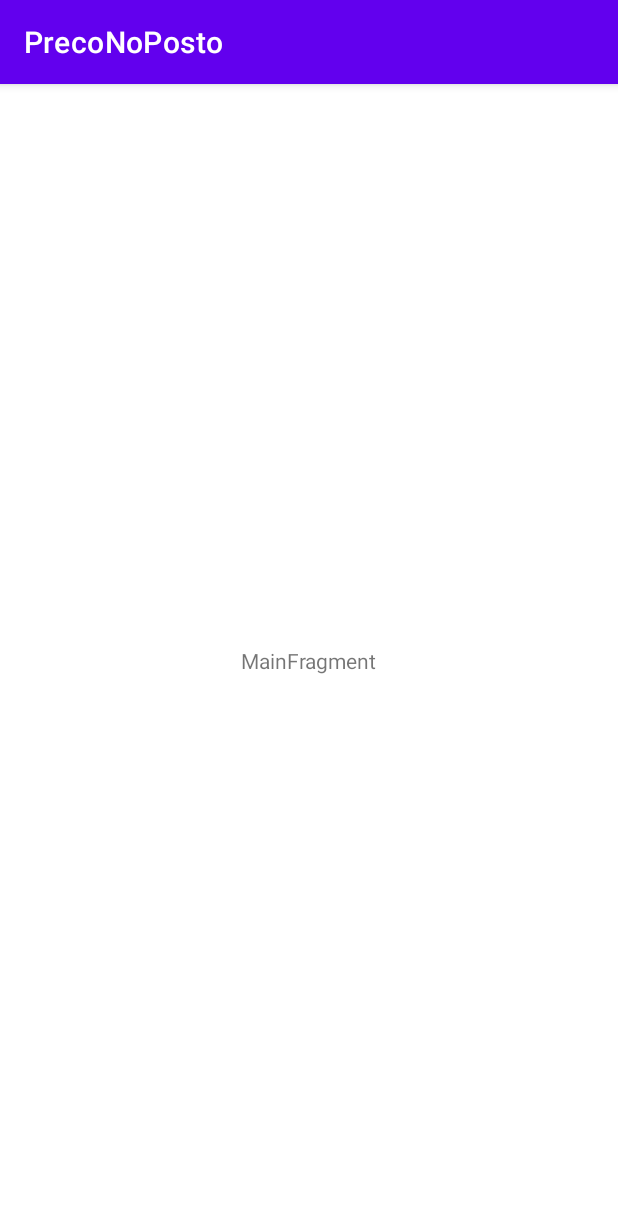
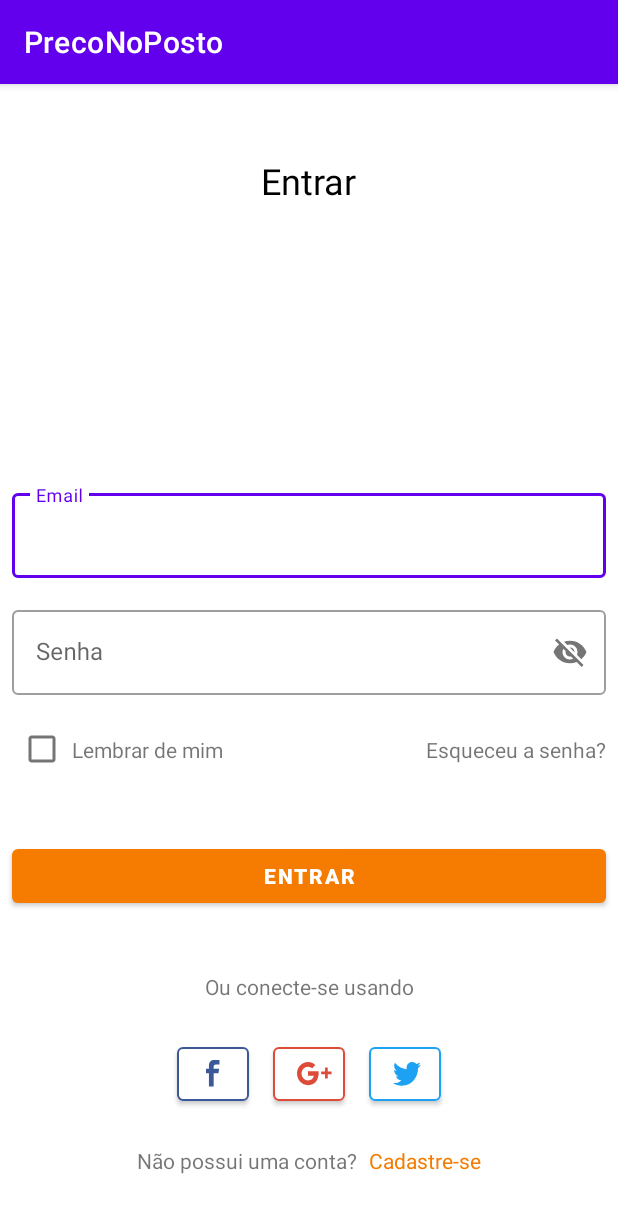
Before and after one commit to samuelassis/PDS-PrecoNoPosto, an Android app: the screen it shows after launch (MainActivity), on a phone screen of 412 x 824 dp. Shown: the top 1213 px of the screen. Run offline under Robolectric (Android 15) with nearby library versions, the phone set to English and light mode, and no system bars.

Commit message:
Primeira versão da tela de login

```diff
--- a/PrecoNoPosto/app/src/main/java/com/example/preconoposto/MainActivity.kt
+++ b/PrecoNoPosto/app/src/main/java/com/example/preconoposto/MainActivity.kt
@@ -2,6 +2,7 @@ package com.example.preconoposto
 
 import androidx.appcompat.app.AppCompatActivity
 import android.os.Bundle
+import com.example.preconoposto.ui.LoginFragment
 import com.example.preconoposto.ui.main.MainFragment
 
 // Adaptador de entrada
@@ -13,7 +14,7 @@ class MainActivity : AppCompatActivity() {
         setContentView(R.layout.main_activity)
         if (savedInstanceState == null) {
             supportFragmentManager.beginTransaction()
-                .replace(R.id.container, MainFragment.newInstance())
+                .replace(R.id.container, LoginFragment.newInstance())
                 .commitNow()
         }
     }
--- /dev/null
+++ b/PrecoNoPosto/app/src/main/java/com/example/preconoposto/ui/LoginFragment.kt
@@ -0,0 +1,32 @@
+package com.example.preconoposto.ui
+
+import androidx.lifecycle.ViewModelProvider
+import android.os.Bundle
+import androidx.fragment.app.Fragment
+import android.view.LayoutInflater
+import android.view.View
+import android.view.ViewGroup
+import com.example.preconoposto.R
+
+class LoginFragment : Fragment() {
+
+    companion object {
+        fun newInstance() = LoginFragment()
+    }
+
+    private lateinit var viewModel: LoginViewModel
+
+    override fun onCreateView(
+        inflater: LayoutInflater, container: ViewGroup?,
+        savedInstanceState: Bundle?
+    ): View? {
+        return inflater.inflate(R.layout.fragment_login, container, false)
+    }
+
+    override fun onActivityCreated(savedInstanceState: Bundle?) {
+        super.onActivityCreated(savedInstanceState)
+        viewModel = ViewModelProvider(this).get(LoginViewModel::class.java)
+        // TODO: Use the ViewModel
+    }
+
+}
--- /dev/null
+++ b/PrecoNoPosto/app/src/main/java/com/example/preconoposto/ui/LoginViewModel.kt
@@ -0,0 +1,7 @@
+package com.example.preconoposto.ui
+
+import androidx.lifecycle.ViewModel
+
+class LoginViewModel : ViewModel() {
+    // TODO: Implement the ViewModel
+}
--- /dev/null
+++ b/PrecoNoPosto/app/src/main/res/drawable/ic_facebook.xml
@@ -0,0 +1,10 @@
+<vector xmlns:android="http://schemas.android.com/apk/res/android"
+    android:width="9dp"
+    android:height="18dp"
+    android:viewportWidth="9"
+    android:viewportHeight="18">
+  <path
+      android:pathData="M1.8834,17.734V8.8549H0V5.9118H1.8834V4.1319C1.8834,1.7312 2.6326,0 5.3761,0H8.64V2.9371H6.3417C5.1908,2.9371 4.9286,3.6699 4.9286,4.4372V5.9118H8.4704L7.9869,8.8549H4.9286V17.734H1.8834Z"
+      android:fillColor="#3B5998"
+      android:fillType="evenOdd"/>
+</vector>
--- /dev/null
+++ b/PrecoNoPosto/app/src/main/res/drawable/ic_google_plus.xml
@@ -0,0 +1,10 @@
+<vector xmlns:android="http://schemas.android.com/apk/res/android"
+    android:width="24dp"
+    android:height="16dp"
+    android:viewportWidth="24"
+    android:viewportHeight="16">
+  <path
+      android:pathData="M20.5042,6.3363V3.6644H18.6928V6.3363H16.0845V8.2448H18.6928V10.9931H20.5042V8.2448H23.04V6.3363H20.5042ZM7.3177,6.1836V9.2372C7.3177,9.2372 10.1292,9.2333 11.2739,9.2333C10.654,11.2129 9.6901,12.2909 7.3177,12.2909C4.9169,12.2909 3.043,10.2401 3.043,7.7104C3.043,5.1807 4.9169,3.13 7.3177,3.13C8.5871,3.13 9.4069,3.6001 10.1589,4.2553C10.7608,3.6211 10.7106,3.5307 12.242,2.0069C10.942,0.76 9.2141,0 7.3177,0C3.2762,0 0,3.452 0,7.7104C0,11.9687 3.2762,15.4208 7.3177,15.4208C13.3586,15.4208 14.8351,9.8785 14.3457,6.1836H7.3177Z"
+      android:fillColor="#DD4B39"
+      android:fillType="evenOdd"/>
+</vector>
--- /dev/null
+++ b/PrecoNoPosto/app/src/main/res/drawable/ic_password_visibility.xml
@@ -0,0 +1,9 @@
+<vector xmlns:android="http://schemas.android.com/apk/res/android"
+    android:width="18dp"
+    android:height="12dp"
+    android:viewportWidth="18"
+    android:viewportHeight="12">
+  <path
+      android:pathData="M9,0C5.25,0 2.0475,2.3325 0.75,5.625C2.0475,8.9175 5.25,11.25 9,11.25C12.75,11.25 15.9525,8.9175 17.25,5.625C15.9525,2.3325 12.75,0 9,0ZM9,9.75C6.1575,9.75 3.6225,8.1525 2.385,5.625C3.6225,3.0975 6.1575,1.5 9,1.5C11.8425,1.5 14.3775,3.0975 15.615,5.625C14.3775,8.1525 11.8425,9.75 9,9.75ZM9,2.25C7.14,2.25 5.625,3.765 5.625,5.625C5.625,7.485 7.14,9 9,9C10.86,9 12.375,7.485 12.375,5.625C12.375,3.765 10.86,2.25 9,2.25ZM9,7.5C7.965,7.5 7.125,6.66 7.125,5.625C7.125,4.59 7.965,3.75 9,3.75C10.035,3.75 10.875,4.59 10.875,5.625C10.875,6.66 10.035,7.5 9,7.5Z"
+      android:fillColor="#000000"/>
+</vector>
--- /dev/null
+++ b/PrecoNoPosto/app/src/main/res/drawable/ic_twitter.xml
@@ -0,0 +1,10 @@
+<vector xmlns:android="http://schemas.android.com/apk/res/android"
+    android:width="19dp"
+    android:height="16dp"
+    android:viewportWidth="19"
+    android:viewportHeight="16">
+  <path
+      android:pathData="M15.3597,1.2995C14.6772,0.5171 13.7046,0.0186 12.6283,0.0005C10.5617,-0.0342 8.8861,1.7265 8.8861,3.933C8.8861,4.2462 8.9192,4.5515 8.983,4.8447C5.8729,4.6413 3.1155,3.0084 1.2699,0.547C0.9477,1.1368 0.7632,1.8261 0.7632,2.5646C0.7632,3.9626 1.4238,5.2032 2.4279,5.9358C1.8145,5.9085 1.2375,5.7213 0.733,5.4141C0.7326,5.4309 0.7326,5.4477 0.7326,5.4648C0.7326,7.417 2.0225,9.0548 3.7345,9.4363C3.4204,9.526 3.0898,9.573 2.7486,9.5707C2.5075,9.5691 2.273,9.5421 2.0445,9.4937C2.5207,11.0948 3.9026,12.2631 5.5402,12.3017C4.2595,13.3736 2.646,14.012 0.8927,14.0084C0.5906,14.0077 0.2928,13.9881 0,13.9502C1.6561,15.0959 3.6231,15.763 5.7364,15.7635C12.6195,15.7654 16.3836,9.7258 16.3836,4.4873C16.3836,4.3154 16.3799,4.1444 16.3728,3.9743C17.1039,3.425 17.7383,2.7363 18.24,1.9499C17.5689,2.2548 16.8476,2.4574 16.0908,2.5424C16.8633,2.063 17.4568,1.2957 17.7361,0.3756C17.013,0.8178 16.2122,1.1349 15.3597,1.2995Z"
+      android:fillColor="#1DA1F2"
+      android:fillType="evenOdd"/>
+</vector>
--- /dev/null
+++ b/PrecoNoPosto/app/src/main/res/layout/fragment_login.xml
@@ -0,0 +1,183 @@
+<?xml version="1.0" encoding="utf-8"?>
+<androidx.core.widget.NestedScrollView xmlns:android="http://schemas.android.com/apk/res/android"
+xmlns:app="http://schemas.android.com/apk/res-auto"
+xmlns:tools="http://schemas.android.com/tools"
+android:layout_width="match_parent"
+android:layout_height="match_parent"
+android:fillViewport="true"
+tools:context=".ui.LoginFragment">
+
+    <androidx.constraintlayout.widget.ConstraintLayout
+        android:layout_width="match_parent"
+        android:layout_height="wrap_content">
+
+        <TextView
+            android:id="@+id/loginTopBarTv"
+            android:layout_width="wrap_content"
+            android:layout_height="wrap_content"
+            android:layout_marginTop="@dimen/space_48dp"
+            android:text="@string/login_topBar"
+            app:layout_constraintEnd_toEndOf="parent"
+            app:layout_constraintStart_toStartOf="parent"
+            app:layout_constraintTop_toTopOf="parent"
+            android:textColor="@color/black"
+            android:textSize="24sp"/>
+
+        <com.google.android.material.textfield.TextInputLayout
+            style="@style/Widget.MaterialComponents.TextInputLayout.OutlinedBox"
+            android:id="@+id/loginEmailTil"
+            android:layout_width="0dp"
+            android:layout_height="wrap_content"
+            android:layout_marginStart="@dimen/space_8dp"
+            android:layout_marginEnd="@dimen/space_8dp"
+            android:layout_marginBottom="@dimen/space_16dp"
+            android:hint="@string/email_hint"
+            app:layout_constraintBottom_toTopOf="@id/loginPasswordTil"
+            app:layout_constraintEnd_toEndOf="parent"
+            app:layout_constraintStart_toStartOf="parent"
+            android:inputType="textEmailAddress" >
+
+            <com.google.android.material.textfield.TextInputEditText
+                android:id="@+id/loginEmailTiet"
+                android:layout_width="match_parent"
+                android:layout_height="wrap_content"
+                android:inputType="textCapSentences" />
+
+        </com.google.android.material.textfield.TextInputLayout>
+
+        <com.google.android.material.textfield.TextInputLayout
+            style="@style/Widget.MaterialComponents.TextInputLayout.OutlinedBox"
+            android:id="@+id/loginPasswordTil"
+            android:layout_width="0dp"
+            android:layout_height="wrap_content"
+            android:layout_marginStart="@dimen/space_8dp"
+            android:layout_marginEnd="@dimen/space_8dp"
+            android:layout_marginBottom="@dimen/space_16dp"
+            android:hint="@string/password_hint"
+            android:inputType="textPassword"
+            app:passwordToggleEnabled="true"
+            app:layout_constraintEnd_toEndOf="parent"
+            app:layout_constraintStart_toStartOf="parent"
+            app:layout_constraintTop_toTopOf="parent"
+            app:layout_constraintBottom_toBottomOf="parent" >
+
+            <com.google.android.material.textfield.TextInputEditText
+                android:id="@+id/loginPasswordTiet"
+                android:layout_width="match_parent"
+                android:layout_height="wrap_content"
+                android:inputType="textCapSentences" />
+
+        </com.google.android.material.textfield.TextInputLayout>
+
+        <CheckBox
+            android:id="@+id/loginRememberMeCb"
+            android:layout_width="@dimen/space_24dp"
+            android:layout_height="@dimen/space_24dp"
+            android:layout_marginStart="@dimen/space_16dp"
+            android:layout_marginTop="@dimen/space_24dp"
+            app:layout_constraintStart_toStartOf="parent"
+            app:layout_constraintTop_toBottomOf="@id/loginPasswordTil" />
+
+        <TextView
+            android:layout_width="wrap_content"
+            android:layout_height="wrap_content"
+            android:layout_marginStart="@dimen/space_8dp"
+            android:text="@string/remember_me"
+            app:layout_constraintBottom_toBottomOf="@id/loginRememberMeCb"
+            app:layout_constraintStart_toEndOf="@id/loginRememberMeCb"
+            app:layout_constraintTop_toTopOf="@id/loginRememberMeCb" />
+
+        <TextView
+            android:layout_width="wrap_content"
+            android:layout_height="wrap_content"
+            android:layout_marginEnd="@dimen/space_8dp"
+            android:text="@string/forgot_password"
+            app:layout_constraintBottom_toBottomOf="@id/loginRememberMeCb"
+            app:layout_constraintEnd_toEndOf="parent"
+            app:layout_constraintTop_toTopOf="@id/loginRememberMeCb" />
+
+        <com.google.android.material.button.MaterialButton
+            android:id="@+id/loginEnterButton"
+            style="@style/DarkOrangeButton"
+            android:layout_width="match_parent"
+            android:layout_height="@dimen/space_48dp"
+            android:layout_marginStart="@dimen/space_8dp"
+            android:layout_marginEnd="@dimen/space_8dp"
+            android:layout_marginTop="@dimen/space_24dp"
+            app:layout_constraintEnd_toEndOf="parent"
+            app:layout_constraintStart_toStartOf="parent"
+            app:layout_constraintTop_toBottomOf="@id/loginRememberMeCb"
+            app:layout_constraintBottom_toTopOf="@id/loginOrConnectWithTv"
+            android:text="@string/login_topBar"/>
+
+        <TextView
+            android:id="@+id/loginOrConnectWithTv"
+            android:layout_width="wrap_content"
+            android:layout_height="wrap_content"
+            android:text="@string/or_connect_with"
+            app:layout_constraintEnd_toEndOf="parent"
+            app:layout_constraintStart_toStartOf="parent"
+            android:layout_marginTop="@dimen/space_16dp"
+            app:layout_constraintTop_toBottomOf="@id/loginEnterButton"
+            app:layout_constraintBottom_toTopOf="@id/loginGooglePlusMb"/>
+
+        <com.google.android.material.button.MaterialButton
+            style="@style/LoginOptionsContainer"
+            android:layout_marginEnd="@dimen/space_16dp"
+            android:padding="0dp"
+            app:icon="@drawable/ic_facebook"
+            app:iconGravity="textStart"
+            app:iconPadding="0dp"
+            app:layout_constraintBottom_toBottomOf="@id/loginGooglePlusMb"
+            app:layout_constraintEnd_toStartOf="@id/loginGooglePlusMb"
+            app:layout_constraintTop_toTopOf="@id/loginGooglePlusMb"
+            app:strokeColor="#3B5998" />
+
+        <com.google.android.material.button.MaterialButton
+            android:id="@+id/loginGooglePlusMb"
+            style="@style/LoginOptionsContainer"
+            app:icon="@drawable/ic_google_plus"
+            app:layout_constraintBottom_toBottomOf="parent"
+            app:layout_constraintEnd_toEndOf="parent"
+            app:layout_constraintStart_toStartOf="parent"
+            app:layout_constraintTop_toBottomOf="@id/loginEnterButton"
+            app:strokeColor="#DD4B39" />
+
+        <com.google.android.material.button.MaterialButton
+            style="@style/LoginOptionsContainer"
+            android:layout_marginStart="@dimen/space_16dp"
+            app:icon="@drawable/ic_twitter"
+            app:layout_constraintBottom_toBottomOf="@id/loginGooglePlusMb"
+            app:layout_constraintStart_toEndOf="@id/loginGooglePlusMb"
+            app:layout_constraintTop_toTopOf="@id/loginGooglePlusMb"
+            app:strokeColor="#1DA1F2" />
+
+        <TextView
+            android:id="@+id/loginDoesntHaveAnAccountTv"
+            android:layout_width="wrap_content"
+            android:layout_height="wrap_content"
+            app:layout_constraintTop_toBottomOf="@id/loginGooglePlusMb"
+            app:layout_constraintBottom_toBottomOf="parent"
+            app:layout_constraintStart_toStartOf="@id/loginGooglePlusMb"
+            app:layout_constraintEnd_toStartOf="@id/loginSignInMb"
+            android:text="@string/doesnt_have_an_account"
+            android:layout_marginBottom="@dimen/space_16dp"/>
+
+        <TextView
+            android:id="@+id/loginSignInMb"
+            android:layout_width="wrap_content"
+            android:layout_height="wrap_content"
+            app:layout_constraintEnd_toEndOf="@id/loginGooglePlusMb"
+            app:layout_constraintTop_toTopOf="@id/loginDoesntHaveAnAccountTv"
+            app:layout_constraintBottom_toBottomOf="@id/loginDoesntHaveAnAccountTv"
+            app:layout_constraintStart_toEndOf="@id/loginDoesntHaveAnAccountTv"
+            android:text="@string/sign_in"
+            android:textColor="@color/orange_dark"
+            android:backgroundTint="@color/white"
+            android:clickable="true"
+            android:focusable="true"
+            android:layout_marginStart="@dimen/space_8dp"/>
+
+    </androidx.constraintlayout.widget.ConstraintLayout>
+
+</androidx.core.widget.NestedScrollView>
--- a/PrecoNoPosto/app/src/main/res/values/colors.xml
+++ b/PrecoNoPosto/app/src/main/res/values/colors.xml
@@ -8,10 +8,11 @@
     <color name="black">#FF000000</color>
     <color name="white">#FFFFFFFF</color>
 
-    <color name="light_grey">#717171</color>
-    <color name="dark_orange">#F57C00</color>
-    <color name="medium_orange">#FF9800</color>
-    <color name="light_orange">#FFCC80</color>
-    <color name="ultra_light_orange">#FFF3E0</color>
+    <color name="grey_light">#717171</color>
+    <color name="orange">#FF9800</color>
+    <color name="orange_dark">#F57C00</color>
+    <color name="orange_light">#FFCC80</color>
+    <color name="orange_ultra_light_">#FFF3E0</color>
+    <color name="light_grey_background">#FAFAFA</color>
 
 </resources>
--- a/PrecoNoPosto/app/src/main/res/values/dimens.xml
+++ b/PrecoNoPosto/app/src/main/res/values/dimens.xml
@@ -2,6 +2,8 @@
 <resources>
     <dimen name="space_8dp">8dp</dimen>
     <dimen name="space_16dp">16dp</dimen>
+    <dimen name="space_24dp">24dp</dimen>
+    <dimen name="space_48dp">48dp</dimen>
 
     <dimen name="margin_horizontal">@dimen/space_8dp</dimen>
     <dimen name="margin_vertical">@dimen/space_16dp</dimen>
--- a/PrecoNoPosto/app/src/main/res/values/strings.xml
+++ b/PrecoNoPosto/app/src/main/res/values/strings.xml
@@ -1,3 +1,11 @@
 <resources>
     <string name="app_name">PrecoNoPosto</string>
+    <string name="login_topBar">Entrar</string>
+    <string name="email_hint">Email</string>
+    <string name="password_hint">Senha</string>
+    <string name="remember_me">Lembrar de mim</string>
+    <string name="forgot_password">Esqueceu a senha?</string>
+    <string name="or_connect_with">Ou conecte-se usando</string>
+    <string name="doesnt_have_an_account">Não possui uma conta?</string>
+    <string name="sign_in">Cadastre-se</string>
 </resources>
--- /dev/null
+++ b/PrecoNoPosto/app/src/main/res/values/styles.xml
@@ -0,0 +1,21 @@
+<?xml version="1.0" encoding="utf-8"?>
+<resources>
+    <style name="DarkOrangeButton">
+        <item name="backgroundTint">@color/orange_dark</item>
+        <item name="android:textAppearance">@style/DarkOrangeButtonText</item>
+    </style>
+
+    <style name="DarkOrangeButtonText" parent="TextAppearance.MaterialComponents.Button" >
+        <item name="android:textStyle">bold</item>
+        <item name="textAllCaps">true</item>
+    </style>
+
+    <style name="LoginOptionsContainer">
+        <item name="android:layout_width">@dimen/space_48dp</item>
+        <item name="android:layout_height">@dimen/space_48dp</item>
+        <item name="android:backgroundTint">@color/white</item>
+        <item name="strokeWidth">1dp</item>
+        <item name="iconTint">@null</item>
+    </style>
+
+</resources>
--- a/PrecoNoPosto/build.gradle
+++ b/PrecoNoPosto/build.gradle
@@ -6,7 +6,7 @@ buildscript {
     }
     dependencies {
         classpath "com.android.tools.build:gradle:7.0.2"
-        classpath "org.jetbrains.kotlin:kotlin-gradle-plugin:1.5.20"
+        classpath 'org.jetbrains.kotlin:kotlin-gradle-plugin:1.5.30'
 
         // NOTE: Do not place your application dependencies here; they belong
         // in the individual module build.gradle files
```
